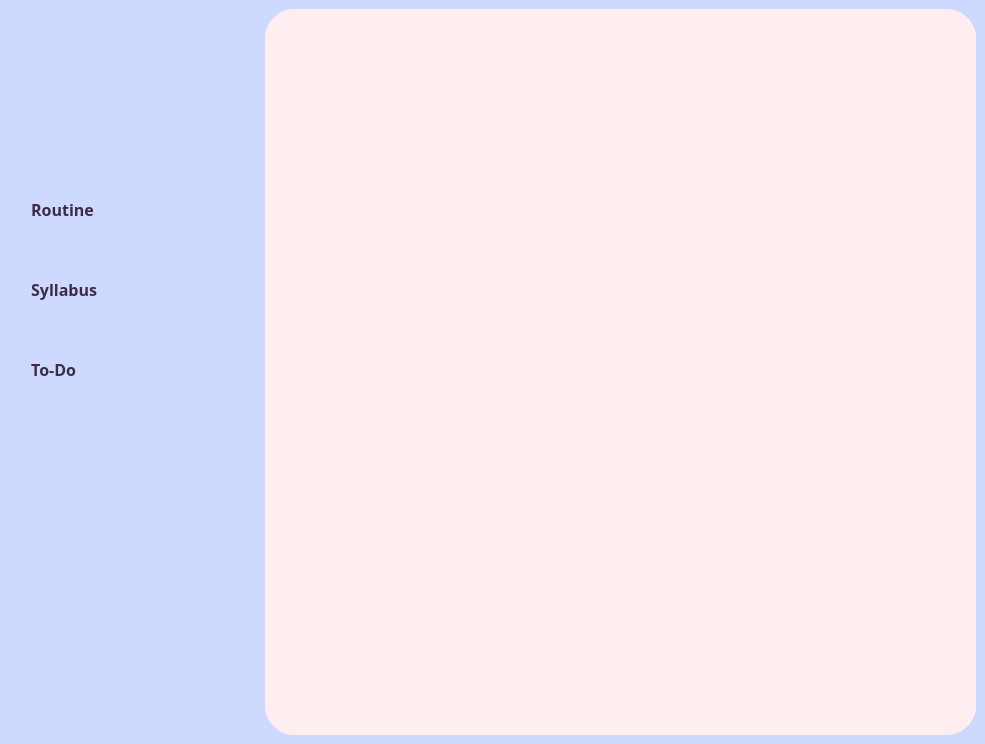
SagarP-0/Routine, file mainwindow.ui: the form before one commit.
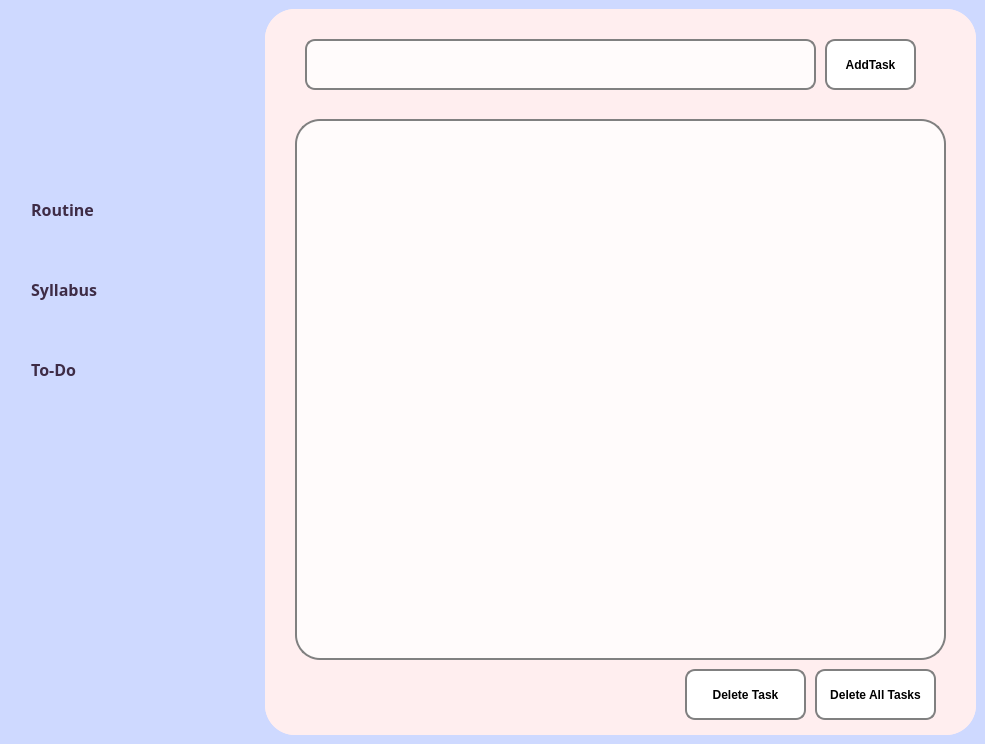
The form after the commit. The open tabs and pages were chosen to show the change. Icons and pictures are not drawn.

```diff
--- a/mainwindow.ui
+++ b/mainwindow.ui
@@ -278,7 +278,107 @@
 }</string>
       </property>
       <widget class="QWidget" name="RoutinePage"/>
-      <widget class="QWidget" name="ToDoPage"/>
+      <widget class="QWidget" name="ToDoPage">
+       <widget class="QLineEdit" name="tasktextbox">
+        <property name="geometry">
+         <rect>
+          <x>40</x>
+          <y>30</y>
+          <width>511</width>
+          <height>51</height>
+         </rect>
+        </property>
+        <property name="styleSheet">
+         <string notr="true">QLineEdit{
+background:rgb(255, 251, 251);
+border: 2px solid gray;
+ border-radius: 10px;
+}</string>
+        </property>
+       </widget>
+       <widget class="QPushButton" name="AddTaskBut">
+        <property name="geometry">
+         <rect>
+          <x>560</x>
+          <y>30</y>
+          <width>91</width>
+          <height>51</height>
+         </rect>
+        </property>
+        <property name="styleSheet">
+         <string notr="true">border: 2px solid gray;
+border-radius: 10px;
+background-color:rgb(255, 255, 255);
+font:bold;
+color:black;
+</string>
+        </property>
+        <property name="text">
+         <string>AddTask</string>
+        </property>
+       </widget>
+       <widget class="QListWidget" name="listWidget">
+        <property name="geometry">
+         <rect>
+          <x>30</x>
+          <y>110</y>
+          <width>651</width>
+          <height>541</height>
+         </rect>
+        </property>
+        <property name="styleSheet">
+         <string notr="true">QListWidget{
+padding-top:10px;
+padding-left:10px;
+background:rgb(255, 251, 251);
+border: 2px solid gray;
+ border-radius: 25px;
+}</string>
+        </property>
+       </widget>
+       <widget class="QPushButton" name="DeleteAllTasksBut">
+        <property name="geometry">
+         <rect>
+          <x>550</x>
+          <y>660</y>
+          <width>121</width>
+          <height>51</height>
+         </rect>
+        </property>
+        <property name="styleSheet">
+         <string notr="true">border: 2px solid gray;
+border-radius: 10px;
+background-color:rgb(255, 255, 255);
+font:bold;
+color:black;
+</string>
+        </property>
+        <property name="text">
+         <string>Delete All Tasks</string>
+        </property>
+       </widget>
+       <widget class="QPushButton" name="DeleteTaskBut">
+        <property name="geometry">
+         <rect>
+          <x>420</x>
+          <y>660</y>
+          <width>121</width>
+          <height>51</height>
+         </rect>
+        </property>
+        <property name="styleSheet">
+         <string notr="true">border: 2px solid gray;
+border-radius: 10px;
+background-color:rgb(255, 255, 255);
+font:bold;
+color:black;
+</string>
+        </property>
+        <property name="text">
+         <string>Delete Task</string>
+        </property>
+       </widget>
+      </widget>
       <widget class="QWidget" name="SyllabusPage"/>
      </widget>
     </item>
```
